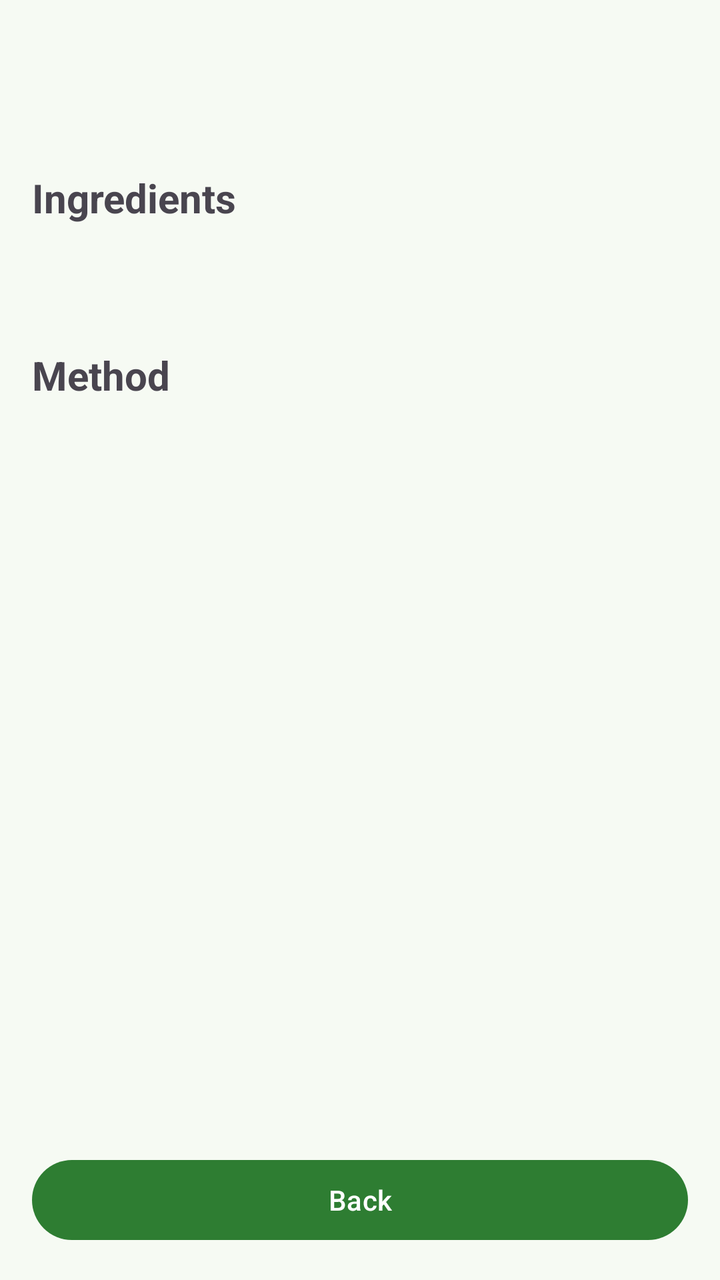
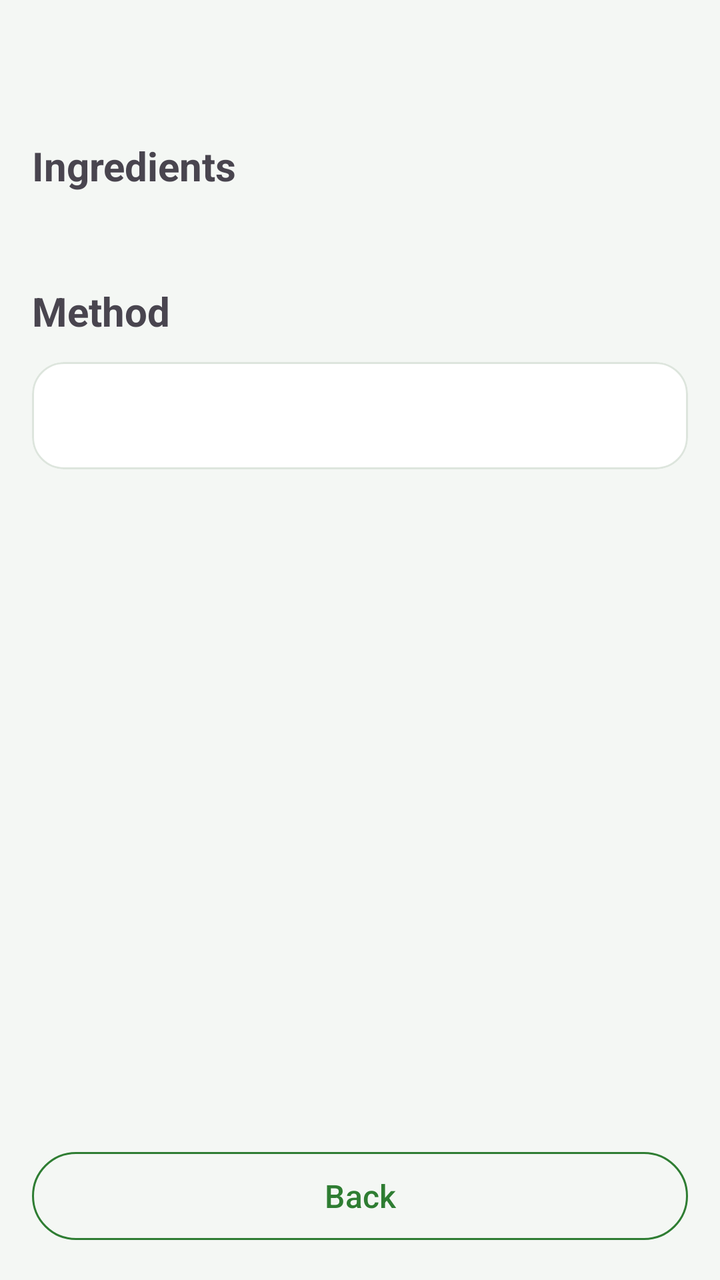

The first picture is an Android layout as it rendered before a commit; the second is the same layout after the commit. The layout source and the unified diff follow.
<!-- AndroidManifest.xml: application theme Theme.SmartPantryManager -->
<!-- res/layout/activity_recipe_detail.xml -->
<?xml version="1.0" encoding="utf-8"?>
<LinearLayout xmlns:android="http://schemas.android.com/apk/res/android"
    android:layout_width="match_parent"
    android:layout_height="match_parent"
    android:orientation="vertical"
    android:padding="16dp">

    <ScrollView
        android:layout_width="match_parent"
        android:layout_height="0dp"
        android:layout_weight="1">

        <LinearLayout
            android:layout_width="match_parent"
            android:layout_height="wrap_content"
            android:orientation="vertical">

            <TextView
                android:id="@+id/recipeNameText"
                android:layout_width="match_parent"
                android:layout_height="wrap_content"
                android:paddingTop="16dp"
                android:paddingBottom="16dp"
                style="@style/TextTitle" />

            <TextView
                android:layout_width="match_parent"
                android:layout_height="wrap_content"
                android:text="Ingredients"
                style="@style/TextHeading" />

            <TextView
                android:id="@+id/summaryText"
                android:layout_width="match_parent"
                android:layout_height="wrap_content"
                android:paddingTop="4dp"
                android:paddingBottom="12dp"
                style="@style/TextBody" />

            <LinearLayout
                android:id="@+id/ingredientsContainer"
                android:layout_width="match_parent"
                android:layout_height="wrap_content"
                android:orientation="vertical" />

            <TextView
                android:layout_width="match_parent"
                android:layout_height="wrap_content"
                android:layout_marginTop="24dp"
                android:text="Method"
                style="@style/TextHeading" />

            <TextView
                android:id="@+id/stepsText"
                android:layout_width="match_parent"
                android:layout_height="wrap_content"
                android:layout_marginTop="8dp"
                android:lineSpacingExtra="4dp"
                style="@style/TextBody" />

        </LinearLayout>
    </ScrollView>

    <Button
        android:id="@+id/backButton"
        android:layout_width="match_parent"
        android:layout_height="wrap_content"
        android:layout_marginTop="8dp"
        android:text="Back" />

</LinearLayout>
<!-- resources referenced by this layout -->
<resources>
  <style name="TextBody">
          <item name="android:textSize">16sp</item>
      </style>
  <style name="TextHeading">
          <item name="android:textSize">20sp</item>
          <item name="android:textStyle">bold</item>
      </style>
  <style name="TextTitle">
          <item name="android:textSize">28sp</item>
          <item name="android:textStyle">bold</item>
      </style>
  <style name="Theme.SmartPantryManager" parent="Theme.Material3.Light.NoActionBar">
          <item name="colorPrimary">@color/primary</item>
          <item name="colorOnPrimary">@color/on_primary</item>
          <item name="android:colorBackground">@color/background</item>
          <item name="colorSurface">@color/background</item>
          <item name="colorOnSurface">@color/text_primary</item>
          <item name="colorOnSurfaceVariant">@color/text_secondary</item>
          <item name="colorSurfaceContainer">@color/nav_background</item>
          <item name="colorSecondaryContainer">@color/nav_indicator</item>
          <item name="colorOnSecondaryContainer">@color/text_primary</item>
          <item name="android:textColorPrimary">@color/text_primary</item>
          <item name="android:textColorSecondary">@color/text_secondary</item>
      </style>
  <color name="primary">#2E7D32</color>
  <color name="on_primary">#FFFFFF</color>
  <color name="background">#F6FAF3</color>
  <color name="text_primary">#1B1F1A</color>
  <color name="text_secondary">#4A5349</color>
  <color name="nav_background">#EAF1E6</color>
  <color name="nav_indicator">#C8E6C9</color>
</resources>

<!-- the commit's change to res/layout/activity_recipe_detail.xml (unified diff, before → after) -->
@@ -2,70 +2,89 @@
 <LinearLayout xmlns:android="http://schemas.android.com/apk/res/android"
     android:layout_width="match_parent"
     android:layout_height="match_parent"
-    android:orientation="vertical"
-    android:padding="16dp">
+    android:background="@color/card_bg"
+    android:fitsSystemWindows="true"
+    android:orientation="vertical">
 
-    <ScrollView
+    <LinearLayout
         android:layout_width="match_parent"
         android:layout_height="0dp"
-        android:layout_weight="1">
+        android:layout_weight="1"
+        android:background="@color/bg_page"
+        android:orientation="vertical"
+        android:padding="@dimen/space_page">
 
-        <LinearLayout
+        <ScrollView
+            android:layout_width="match_parent"
+            android:layout_height="0dp"
+            android:layout_weight="1">
+
+            <LinearLayout
+                android:layout_width="match_parent"
+                android:layout_height="wrap_content"
+                android:orientation="vertical">
+
+                <TextView
+                    android:id="@+id/recipeNameText"
+                    android:layout_width="match_parent"
+                    android:layout_height="wrap_content"
+                    android:paddingBottom="@dimen/space_page"
+                    style="@style/TextTitle" />
+
+                <TextView
+                    android:layout_width="match_parent"
+                    android:layout_height="wrap_content"
+                    android:text="Ingredients"
+                    style="@style/TextHeading" />
+
+                <TextView
+                    android:id="@+id/summaryText"
+                    android:layout_width="match_parent"
+                    android:layout_height="wrap_content"
+                    android:paddingTop="@dimen/space_small"
+                    android:paddingBottom="@dimen/space_card_gap"
+                    android:textColor="@color/text_secondary"
+                    style="@style/TextBody" />
+
+                <LinearLayout
+                    android:id="@+id/ingredientsContainer"
+                    android:layout_width="match_parent"
+                    android:layout_height="wrap_content"
+                    android:orientation="vertical" />
+
+                <TextView
+                    android:layout_width="match_parent"
+                    android:layout_height="wrap_content"
+                    android:paddingTop="@dimen/space_medium"
+                    android:paddingBottom="@dimen/space_card_gap"
+                    android:text="Method"
+                    style="@style/TextHeading" />
+
+                <com.google.android.material.card.MaterialCardView
+                    android:layout_width="match_parent"
+                    android:layout_height="wrap_content"
+                    style="@style/AppCard">
+
+                    <TextView
+                        android:id="@+id/stepsText"
+                        android:layout_width="match_parent"
+                        android:layout_height="wrap_content"
+                        android:lineSpacingExtra="@dimen/space_small"
+                        android:padding="@dimen/space_card_padding"
+                        style="@style/TextBody" />
+
+                </com.google.android.material.card.MaterialCardView>
+
+            </LinearLayout>
+        </ScrollView>
+
+        <Button
+            android:id="@+id/backButton"
             android:layout_width="match_parent"
             android:layout_height="wrap_content"
-            android:orientation="vertical">
+            android:layout_marginTop="@dimen/space_card_gap"
+            android:text="Back"
+            style="@style/AppButtonOutlined" />
 
-            <TextView
-                android:id="@+id/recipeNameText"
-                android:layout_width="match_parent"
-                android:layout_height="wrap_content"
-                android:paddingTop="16dp"
-                android:paddingBottom="16dp"
-                style="@style/TextTitle" />
-
-            <TextView
-                android:layout_width="match_parent"
-                android:layout_height="wrap_content"
-                android:text="Ingredients"
-                style="@style/TextHeading" />
-
-            <TextView
-                android:id="@+id/summaryText"
-                android:layout_width="match_parent"
-                android:layout_height="wrap_content"
-                android:paddingTop="4dp"
-                android:paddingBottom="12dp"
-                style="@style/TextBody" />
-
-            <LinearLayout
-                android:id="@+id/ingredientsContainer"
-                android:layout_width="match_parent"
-                android:layout_height="wrap_content"
-                android:orientation="vertical" />
-
-            <TextView
-                android:layout_width="match_parent"
-                android:layout_height="wrap_content"
-                android:layout_marginTop="24dp"
-                android:text="Method"
-                style="@style/TextHeading" />
-
-            <TextView
-                android:id="@+id/stepsText"
-                android:layout_width="match_parent"
-                android:layout_height="wrap_content"
-                android:layout_marginTop="8dp"
-                android:lineSpacingExtra="4dp"
-                style="@style/TextBody" />
-
-        </LinearLayout>
-    </ScrollView>
-
-    <Button
-        android:id="@+id/backButton"
-        android:layout_width="match_parent"
-        android:layout_height="wrap_content"
-        android:layout_marginTop="8dp"
-        android:text="Back" />
-
+    </LinearLayout>
 </LinearLayout>
<!-- resource entries referenced after the edit -->
@@ -1,35 +1,80 @@
 <!-- resources referenced by this layout -->
 <resources>
+  <color name="bg_page">#F4F7F4</color>
+  <color name="card_bg">#FFFFFF</color>
   <style name="TextBody">
-          <item name="android:textSize">16sp</item>
+          <item name="android:textSize">@dimen/text_body</item>
       </style>
   <style name="TextHeading">
-          <item name="android:textSize">20sp</item>
+          <item name="android:textSize">@dimen/text_heading</item>
           <item name="android:textStyle">bold</item>
       </style>
   <style name="TextTitle">
-          <item name="android:textSize">28sp</item>
+          <item name="android:textSize">@dimen/text_title</item>
           <item name="android:textStyle">bold</item>
       </style>
   <style name="Theme.SmartPantryManager" parent="Theme.Material3.Light.NoActionBar">
-          <item name="colorPrimary">@color/primary</item>
-          <item name="colorOnPrimary">@color/on_primary</item>
-          <item name="android:colorBackground">@color/background</item>
-          <item name="colorSurface">@color/background</item>
+          <item name="colorPrimary">@color/accent</item>
+          <item name="colorOnPrimary">@color/on_accent</item>
+          <item name="colorSurface">@color/card_bg</item>
           <item name="colorOnSurface">@color/text_primary</item>
           <item name="colorOnSurfaceVariant">@color/text_secondary</item>
-          <item name="colorSurfaceContainer">@color/nav_background</item>
-          <item name="colorSecondaryContainer">@color/nav_indicator</item>
-          <item name="colorOnSecondaryContainer">@color/text_primary</item>
+          <item name="colorSurfaceContainer">@color/card_bg</item>
+          <item name="colorSecondaryContainer">@color/tag_accent_bg</item>
+          <item name="colorOnSecondaryContainer">@color/accent</item>
+          <item name="android:colorBackground">@color/bg_page</item>
+          <item name="android:windowBackground">@color/bg_page</item>
           <item name="android:textColorPrimary">@color/text_primary</item>
           <item name="android:textColorSecondary">@color/text_secondary</item>
+          <item name="android:statusBarColor">@color/card_bg</item>
+          <item name="android:navigationBarColor">@color/card_bg</item>
+          <item name="android:windowLightStatusBar">true</item>
+          <item name="android:windowLightNavigationBar">true</item>
+          <item name="elevationOverlayEnabled">false</item>
+          <item name="materialButtonStyle">@style/AppButton</item>
+          <item name="materialButtonOutlinedStyle">@style/AppButtonOutlined</item>
       </style>
-  <color name="primary">#2E7D32</color>
-  <color name="on_primary">#FFFFFF</color>
-  <color name="background">#F6FAF3</color>
+  <color name="accent">#2E7D32</color>
+  <dimen name="card_stroke">1dp</dimen>
+  <dimen name="text_button">16sp</dimen>
+  <dimen name="button_height">52dp</dimen>
+  <dimen name="button_corner">28dp</dimen>
+  <dimen name="card_corner">16dp</dimen>
+  <dimen name="card_elevation">0dp</dimen>
+  <color name="card_border">#DDE5DD</color>
+  <dimen name="text_body">16sp</dimen>
+  <dimen name="text_heading">20sp</dimen>
+  <dimen name="text_title">28sp</dimen>
+  <color name="on_accent">#FFFFFF</color>
   <color name="text_primary">#1B1F1A</color>
-  <color name="text_secondary">#4A5349</color>
-  <color name="nav_background">#EAF1E6</color>
-  <color name="nav_indicator">#C8E6C9</color>
+  <color name="tag_accent_bg">#DDF0DE</color>
+  <style name="AppButton" parent="Widget.Material3.Button">
+          <item name="backgroundTint">@color/accent</item>
+          <item name="android:textColor">@color/on_accent</item>
+          <item name="android:textSize">@dimen/text_button</item>
+          <item name="android:minHeight">@dimen/button_height</item>
+          <item name="cornerRadius">@dimen/button_corner</item>
+      </style>
+  <color name="text_secondary">#5C685C</color>
+  <dimen name="space_card_gap">12dp</dimen>
+  <dimen name="space_card_padding">16dp</dimen>
+  <dimen name="space_medium">8dp</dimen>
+  <dimen name="space_page">16dp</dimen>
+  <dimen name="space_small">4dp</dimen>
+  <style name="AppButtonOutlined" parent="Widget.Material3.Button.OutlinedButton">
+          <item name="strokeColor">@color/accent</item>
+          <item name="strokeWidth">@dimen/card_stroke</item>
+          <item name="android:textColor">@color/accent</item>
+          <item name="android:textSize">@dimen/text_button</item>
+          <item name="android:minHeight">@dimen/button_height</item>
+          <item name="cornerRadius">@dimen/button_corner</item>
+      </style>
+  <style name="AppCard" parent="Widget.Material3.CardView.Filled">
+          <item name="cardBackgroundColor">@color/card_bg</item>
+          <item name="cardCornerRadius">@dimen/card_corner</item>
+          <item name="cardElevation">@dimen/card_elevation</item>
+          <item name="strokeColor">@color/card_border</item>
+          <item name="strokeWidth">@dimen/card_stroke</item>
+      </style>
 </resources>
 
